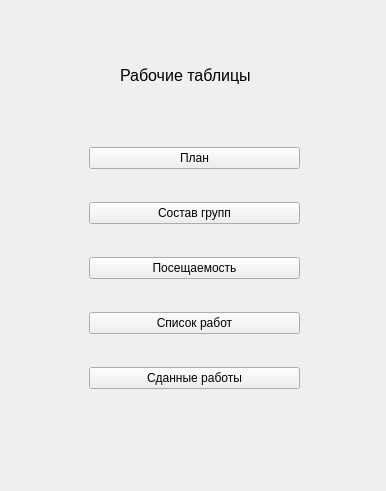
Before: the Qt Designer form ElectronicJournal/worktables.ui in MariyaMari/myJournal, drawn with Qt 5.
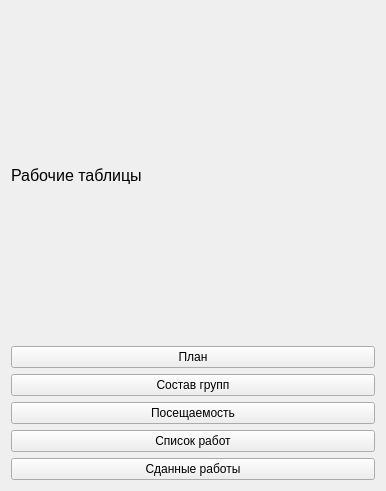
After: the same form once the commit is applied.

```diff
--- a/ElectronicJournal/worktables.ui
+++ b/ElectronicJournal/worktables.ui
@@ -13,15 +13,9 @@
   <property name="windowTitle">
    <string>Form</string>
   </property>
+  <layout class="QVBoxLayout" name="verticalLayout_2">
+   <item>
   <widget class="QLabel" name="label">
-   <property name="geometry">
-    <rect>
-     <x>120</x>
-     <y>60</y>
-     <width>151</width>
-     <height>31</height>
-    </rect>
-   </property>
    <property name="font">
     <font>
      <pointsize>12</pointsize>
@@ -31,15 +25,8 @@
     <string>Рабочие таблицы</string>
    </property>
   </widget>
-  <widget class="QWidget" name="verticalLayoutWidget">
-   <property name="geometry">
-    <rect>
-     <x>89</x>
-     <y>120</y>
-     <width>211</width>
-     <height>301</height>
-    </rect>
-   </property>
+   </item>
+   <item>
    <layout class="QVBoxLayout" name="verticalLayout">
     <item>
      <widget class="QPushButton" name="pushButton">
@@ -77,7 +64,8 @@
      </widget>
     </item>
    </layout>
-  </widget>
+   </item>
+  </layout>
  </widget>
  <resources/>
  <connections/>
```
Lines whose indentation alone changed are shown as unchanged.
